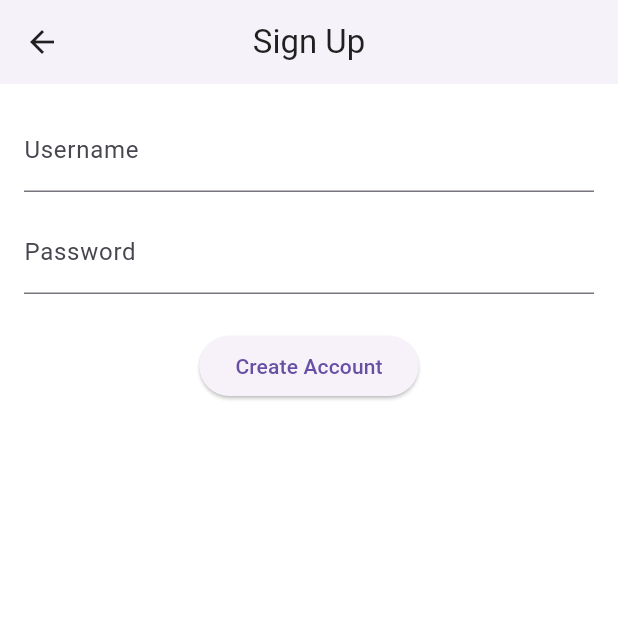
After one commit to Aqilah87/Event_Reminder, a Flutter app: the screen it shows after launch, after a tap on "Login", after a tap on "Create a new account", on a phone screen of 412 x 824 dp, the top half of it. The commit adds this screen. Run offline on Flutter 3.47's test engine with Material 3 defaults, Android fonts, the phone set to English and light mode, and no system bars; our stand-ins replace hive, hive_flutter, table_calendar; accounts and stored records are empty.

Commit message:
add login, signup

```diff
--- a/lib/main.dart
+++ b/lib/main.dart
@@ -4,11 +4,14 @@ import 'package:hive_flutter/hive_flutter.dart';
 import 'package:path_provider/path_provider.dart' as path_provider;
 
 import 'models/event.dart';
+import 'models/user.dart';
 import 'models/event_data.dart';
-import 'screens/home_screen.dart';
+import 'models/auth_data.dart';
+import 'screens/login_page.dart';
 import 'screens/event_list_page.dart';
 import 'screens/add_event_page.dart';
 import 'screens/calendar_page.dart';
+import 'screens/home_screen.dart';
 
 void main() async {
   WidgetsFlutterBinding.ensureInitialized();
@@ -17,16 +20,25 @@ void main() async {
   await Hive.initFlutter(appDocDir.path);
 
   Hive.registerAdapter(EventAdapter());
+  Hive.registerAdapter(UserAdapter());
+
   await Hive.openBox<Event>('events');
+  await Hive.openBox<User>('users');
+  await Hive.openBox('settings');
+
+  final authData = AuthData();
+  await authData.loadLoggedInUser();
 
   runApp(
-    ChangeNotifierProvider(
-      create: (context) => EventData(),
+    MultiProvider(
+      providers: [
+        ChangeNotifierProvider(create: (_) => AuthData()),
+        ChangeNotifierProvider(create: (_) => EventData()),
+      ],
       child: const MyApp(),
     ),
   );
 }
-
 
 class MyApp extends StatelessWidget {
   const MyApp({super.key});
@@ -47,7 +59,13 @@ class MyApp extends StatelessWidget {
           iconTheme: IconThemeData(color: Colors.black87),
         ),
       ),
-      home: const HomeScreen(),
+      home: Consumer<AuthData>(
+        builder: (context, auth, _) {
+          return auth.currentUser == null
+              ? const LoginPage()
+              : const HomeScreen();
+        },
+      ),
       routes: {
         '/events': (context) => const EventListPage(),
         '/add-event': (context) => const AddEventPage(),
--- /dev/null
+++ b/lib/models/auth_data.dart
@@ -0,0 +1,53 @@
+import 'package:flutter/foundation.dart';
+import 'package:hive/hive.dart';
+import 'user.dart';
+
+class AuthData extends ChangeNotifier {
+  final Box<User> _userBox = Hive.box<User>('users');
+  final Box settingsBox = Hive.box('settings');
+
+  User? _currentUser;
+  User? get currentUser => _currentUser;
+
+  Future<void> loadLoggedInUser() async {
+    final key = settingsBox.get('loggedInUser');
+    if (key != null) {
+      _currentUser = _userBox.get(key);
+      notifyListeners();
+    }
+  }
+
+  bool login(String username, String password) {
+    final user = _userBox.values.cast<User?>().firstWhere(
+      (u) => u?.username == username && u?.password == password,
+      orElse: () => null,
+    );
+
+    if (user != null) {
+      _currentUser = user;
+      settingsBox.put('loggedInUser', user.key);
+      notifyListeners();
+      return true;
+    }
+    return false;
+  }
+
+  bool signUp(String username, String password) {
+    final exists = _userBox.values.any((u) => u.username == username);
+    if (exists) return false;
+
+    final user = User(username: username, password: password);
+    final key = _userBox.add(user);
+
+    _currentUser = _userBox.get(key);
+    settingsBox.put('loggedInUser', key);
+    notifyListeners();
+    return true;
+  }
+
+  void logout() {
+    _currentUser = null;
+    settingsBox.delete('loggedInUser');
+    notifyListeners();
+  }
+}
--- /dev/null
+++ b/lib/models/user.dart
@@ -0,0 +1,15 @@
+import 'package:hive/hive.dart';
+
+part 'user.g.dart';
+
+@HiveType(typeId: 1)
+class User extends HiveObject {
+  @HiveField(0)
+  final String username;
+
+  @HiveField(1)
+  final String password; // In production, hash this!
+
+  User({required this.username,
+  required this.password});
+}
--- /dev/null
+++ b/lib/screens/login_page.dart
@@ -0,0 +1,77 @@
+import 'package:flutter/material.dart';
+import 'package:provider/provider.dart';
+import '../models/auth_data.dart';
+import 'event_list_page.dart';
+import 'signup_page.dart';
+import 'home_screen.dart';
+
+class LoginPage extends StatefulWidget {
+  const LoginPage({Key? key}) : super(key: key);
+
+  @override
+  _LoginPageState createState() => _LoginPageState();
+}
+
+class _LoginPageState extends State<LoginPage> {
+  final _formKey = GlobalKey<FormState>();
+  final _username = TextEditingController();
+  final _password = TextEditingController();
+
+  void _login() {
+    if (_formKey.currentState!.validate()) {
+      final auth = Provider.of<AuthData>(context, listen: false);
+      final success = auth.login(_username.text.trim(), _password.text.trim());
+
+      if (success) {
+        Navigator.pushAndRemoveUntil(
+          context,
+          MaterialPageRoute(builder: (_) => const HomeScreen()),
+          (route) => false,
+        );
+      } else {
+        ScaffoldMessenger.of(context).showSnackBar(
+          const SnackBar(content: Text('Invalid credentials')),
+        );
+      }
+    }
+  }
+
+  void _goToSignUp() {
+    Navigator.push(
+      context,
+      MaterialPageRoute(builder: (_) => const SignUpPage()),
+    );
+  }
+
+  @override
+  Widget build(BuildContext context) {
+    return Scaffold(
+      appBar: AppBar(title: const Text('Login')),
+      body: Padding(
+        padding: const EdgeInsets.all(16),
+        child: Form(
+          key: _formKey,
+          child: Column(
+            children: [
+              TextFormField(
+                controller: _username,
+                decoration: const InputDecoration(labelText: 'Username'),
+                validator: (val) => val == null || val.isEmpty ? 'Enter username' : null,
+              ),
+              const SizedBox(height: 12),
+              TextFormField(
+                controller: _password,
+                obscureText: true,
+                decoration: const InputDecoration(labelText: 'Password'),
+                validator: (val) => val == null || val.isEmpty ? 'Enter password' : null,
+              ),
+              const SizedBox(height: 24),
+              ElevatedButton(onPressed: _login, child: const Text('Login')),
+              TextButton(onPressed: _goToSignUp, child: const Text('Create a new account')),
+            ],
+          ),
+        ),
+      ),
+    );
+  }
+}
--- /dev/null
+++ b/lib/screens/signup_page.dart
@@ -0,0 +1,77 @@
+import 'package:flutter/material.dart';
+import 'package:provider/provider.dart';
+import '../models/auth_data.dart';
+import 'event_list_page.dart';
+
+class SignUpPage extends StatefulWidget {
+  const SignUpPage({Key? key}) : super(key: key);
+
+  @override
+  _SignUpPageState createState() => _SignUpPageState();
+}
+
+class _SignUpPageState extends State<SignUpPage> {
+  final _formKey = GlobalKey<FormState>();
+  final _username = TextEditingController();
+  final _password = TextEditingController();
+
+  void _signUp() {
+    if (_formKey.currentState!.validate()) {
+      final auth = Provider.of<AuthData>(context, listen: false);
+      final success = auth.signUp(_username.text.trim(), _password.text.trim());
+
+      if (success) {
+        ScaffoldMessenger.of(context).showSnackBar(
+          const SnackBar(content: Text('Account created!')),
+        );
+
+        // ✅ Navigate to EventListPage directly after signup
+        Navigator.pushAndRemoveUntil(
+          context,
+          MaterialPageRoute(builder: (_) => const EventListPage()),
+          (route) => false,
+        );
+      } else {
+        ScaffoldMessenger.of(context).showSnackBar(
+          const SnackBar(content: Text('Username already exists')),
+        );
+      }
+    }
+  }
+
+  @override
+  Widget build(BuildContext context) {
+    return Scaffold(
+      appBar: AppBar(title: const Text('Sign Up')),
+      body: Padding(
+        padding: const EdgeInsets.all(16),
+        child: Form(
+          key: _formKey,
+          child: Column(
+            children: [
+              TextFormField(
+                controller: _username,
+                decoration: const InputDecoration(labelText: 'Username'),
+                validator: (val) =>
+                    val == null || val.isEmpty ? 'Enter a username' : null,
+              ),
+              const SizedBox(height: 12),
+              TextFormField(
+                controller: _password,
+                obscureText: true,
+                decoration: const InputDecoration(labelText: 'Password'),
+                validator: (val) =>
+                    val == null || val.length < 4 ? 'Min 4 characters' : null,
+              ),
+              const SizedBox(height: 24),
+              ElevatedButton(
+                onPressed: _signUp,
+                child: const Text('Create Account'),
+              ),
+            ],
+          ),
+        ),
+      ),
+    );
+  }
+}
```
Also changed, not shown: lib/models/user.g.dart (added).
